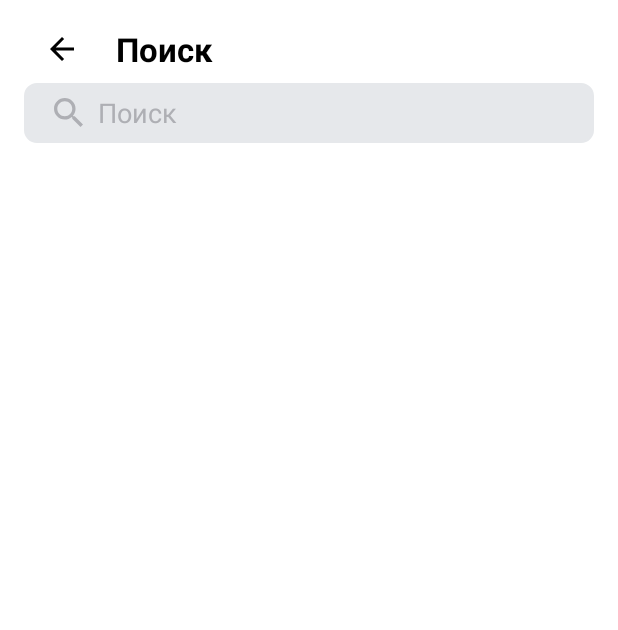
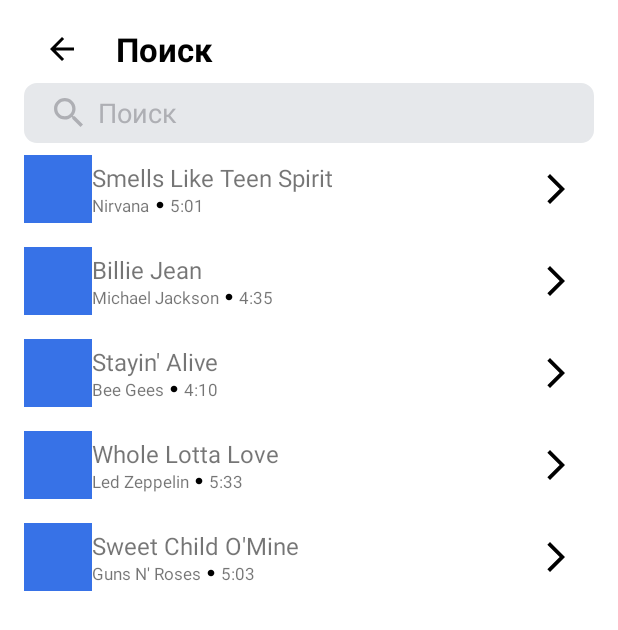
Before and after one commit to Plantik1337/PlaylistMaker, an Android app: the SearchActivity screen opened directly, with no data from a screen before it, on a phone screen of 412 x 824 dp. Shown: the top 630 px of the screen. Run offline under Robolectric (Android 15) with nearby library versions, the phone set to English and light mode, and no system bars.

Commit message:
Домашнее задание заглушка, recyclerView

```diff
--- a/app/src/main/java/com/example/playlistmaker/SearchActivity.kt
+++ b/app/src/main/java/com/example/playlistmaker/SearchActivity.kt
@@ -5,10 +5,13 @@ import android.os.Bundle
 import android.os.PersistableBundle
 import android.text.Editable
 import android.text.TextWatcher
+import android.view.LayoutInflater
 import android.view.View
+import android.view.ViewGroup
 import android.view.inputmethod.InputMethodManager
 import android.widget.EditText
 import android.widget.ImageView
+import android.widget.TextView
 import androidx.appcompat.app.AppCompatActivity
 import androidx.recyclerview.widget.LinearLayoutManager
 import androidx.recyclerview.widget.RecyclerView
@@ -27,11 +30,44 @@ class SearchActivity : AppCompatActivity() {
         super.onCreate(savedInstanceState)
         setContentView(R.layout.activity_search)
 
+        lateinit var adapter: Adapter
+
         val editText = findViewById<EditText>(R.id.searchEditText)
         val imageViewButton = findViewById<ImageView>(R.id.cancelInputSearchEditText)
         val inputMethod = getSystemService(INPUT_METHOD_SERVICE) as InputMethodManager
-        val trackList = findViewById<RecyclerView>(R.id.trackListRecyclerView)
-
+        val trackListView = findViewById<RecyclerView>(R.id.trackListRecyclerView)
+        val trackList: ArrayList<Track> = arrayListOf(
+            Track(
+                trackName = "Smells Like Teen Spirit",
+                artistName = "Nirvana",
+                trackTime = "5:01",
+                artworkUrl100 = "https://is5-ssl.mzstatic.com/image/thumb/Music115/v4/7b/58/c2/7b58c21a-2b51-2bb2-e59a-9bb9b96ad8c3/00602567924166.rgb.jpg/100x100bb.jpg"
+            ),
+            Track(
+                trackName = "Billie Jean",
+                artistName = "Michael Jackson",
+                trackTime = "4:35",
+                artworkUrl100 = "https://is5-ssl.mzstatic.com/image/thumb/Music125/v4/3d/9d/38/3d9d3811-71f0-3a0e-1ada-3004e56ff852/827969428726.jpg/100x100bb.jpg"
+            ),
+            Track(
+                trackName = "Stayin' Alive",
+                artistName = "Bee Gees",
+                trackTime = "4:10",
+                artworkUrl100 = "https://is4-ssl.mzstatic.com/image/thumb/Music115/v4/1f/80/1f/1f801fc1-8c0f-ea3e-d3e5-387c6619619e/16UMGIM86640.rgb.jpg/100x100bb.jpg"
+            ),
+            Track(
+                trackName = "Whole Lotta Love",
+                artistName = "Led Zeppelin",
+                trackTime = "5:33",
+                artworkUrl100 = "https://is2-ssl.mzstatic.com/image/thumb/Music62/v4/7e/17/e3/7e17e33f-2efa-2a36-e916-7f808576cf6b/mzm.fyigqcbs.jpg/100x100bb.jpg"
+            ),
+            Track(
+                trackName = "Sweet Child O'Mine",
+                artistName = "Guns N' Roses",
+                trackTime = "5:03",
+                artworkUrl100 = "https://is5-ssl.mzstatic.com/image/thumb/Music125/v4/a0/4d/c4/a04dc484-03cc-02aa-fa82-5334fcb4bc16/18UMGIM24878.rgb.jpg/100x100bb.jpg"
+            )
+        )
         findViewById<MaterialButton>(R.id.backToMainActivityFromSearchActivity).setOnClickListener() {
             finish()
         }
@@ -61,8 +97,12 @@ class SearchActivity : AppCompatActivity() {
             savedTextSearch = savedInstanceState.getString(EDIT_TEXT, "")
             editText.setText(savedTextSearch)
         }
-        trackList.layoutManager = LinearLayoutManager(this)
-    }
+        trackListView.layoutManager = LinearLayoutManager(this)
+
+        adapter = Adapter(trackList)
+        trackListView.adapter = adapter
+
+    }//
 
     override fun onSaveInstanceState(outState: Bundle, outPersistentState: PersistableBundle) {
         super.onSaveInstanceState(outState, outPersistentState)
@@ -78,38 +118,7 @@ class SearchActivity : AppCompatActivity() {
         editText.setText(savedTextSearch)
     }
 
-    val trackList: ArrayList<Track> = arrayListOf(
-        Track(
-            trackName = "Smells Like Teen Spirit",
-            artistName = "Nirvana",
-            trackTime = "5:01",
-            artworkUrl100 = "https://is5-ssl.mzstatic.com/image/thumb/Music115/v4/7b/58/c2/7b58c21a-2b51-2bb2-e59a-9bb9b96ad8c3/00602567924166.rgb.jpg/100x100bb.jpg"
-        ),
-        Track(
-            trackName = "Billie Jean",
-            artistName = "Michael Jackson",
-            trackTime = "4:35",
-            artworkUrl100 = "https://is5-ssl.mzstatic.com/image/thumb/Music125/v4/3d/9d/38/3d9d3811-71f0-3a0e-1ada-3004e56ff852/827969428726.jpg/100x100bb.jpg"
-        ),
-        Track(
-            trackName = "Stayin' Alive",
-            artistName = "Bee Gees",
-            trackTime = "4:10",
-            artworkUrl100 = "https://is4-ssl.mzstatic.com/image/thumb/Music115/v4/1f/80/1f/1f801fc1-8c0f-ea3e-d3e5-387c6619619e/16UMGIM86640.rgb.jpg/100x100bb.jpg"
-        ),
-        Track(
-            trackName = "Whole Lotta Love",
-            artistName = "Led Zeppelin",
-            trackTime = "5:33",
-            artworkUrl100 = "https://is2-ssl.mzstatic.com/image/thumb/Music62/v4/7e/17/e3/7e17e33f-2efa-2a36-e916-7f808576cf6b/mzm.fyigqcbs.jpg/100x100bb.jpg"
-        ),
-        Track(
-            trackName = "Sweet Child O'Mine",
-            artistName = "Guns N' Roses",
-            trackTime = "5:03",
-            artworkUrl100 = "https://is5-ssl.mzstatic.com/image/thumb/Music125/v4/a0/4d/c4/a04dc484-03cc-02aa-fa82-5334fcb4bc16/18UMGIM24878.rgb.jpg/100x100bb.jpg"
-        )
-    )
+
 
 }
 
@@ -119,3 +128,34 @@ data class Track(
     val trackTime: String, // Продолжительность трека
     val artworkUrl100: String // Ссылка на изображение обложки
 )
+
+class Adapter(
+    private val track: ArrayList<Track>
+): RecyclerView.Adapter<Adapter.TrackViewHolder>(){
+    override fun onCreateViewHolder(parent: ViewGroup, viewType: Int): Adapter.TrackViewHolder {
+        val view = LayoutInflater.from(parent.context).inflate(R.layout.v_track_line, parent, false)
+        return TrackViewHolder(view)
+    }
+
+    override fun onBindViewHolder(holder: TrackViewHolder, position: Int) {
+        holder.bind(track[position])
+    }
+
+    override fun getItemCount(): Int {
+        return track.size
+    }
+    class TrackViewHolder(itemView: View): RecyclerView.ViewHolder(itemView){
+        private val albumImage: ImageView = itemView.findViewById(R.id.albumImageView)
+        private val trackName: TextView = itemView.findViewById(R.id.trackNameTextView)
+        private val artistName: TextView = itemView.findViewById(R.id.artistNameTextView)
+        private val songDuration: TextView = itemView.findViewById(R.id.songDurationTextView)
+
+        fun bind(track: Track){
+            //albumImage.setImageResource(track.artworkUrl100)
+            trackName.text = track.trackName
+            artistName.text = track.artistName
+            songDuration.text = track.trackTime
+
+        }
+    }
+}
--- a/app/src/main/res/layout/v_track_line.xml
+++ b/app/src/main/res/layout/v_track_line.xml
@@ -53,6 +53,7 @@
                     />
 
                 <TextView
+                    android:id="@+id/songDurationTextView"
                     android:layout_width="wrap_content"
                     android:layout_height="wrap_content"
                     android:text="@string/app_name"
```
